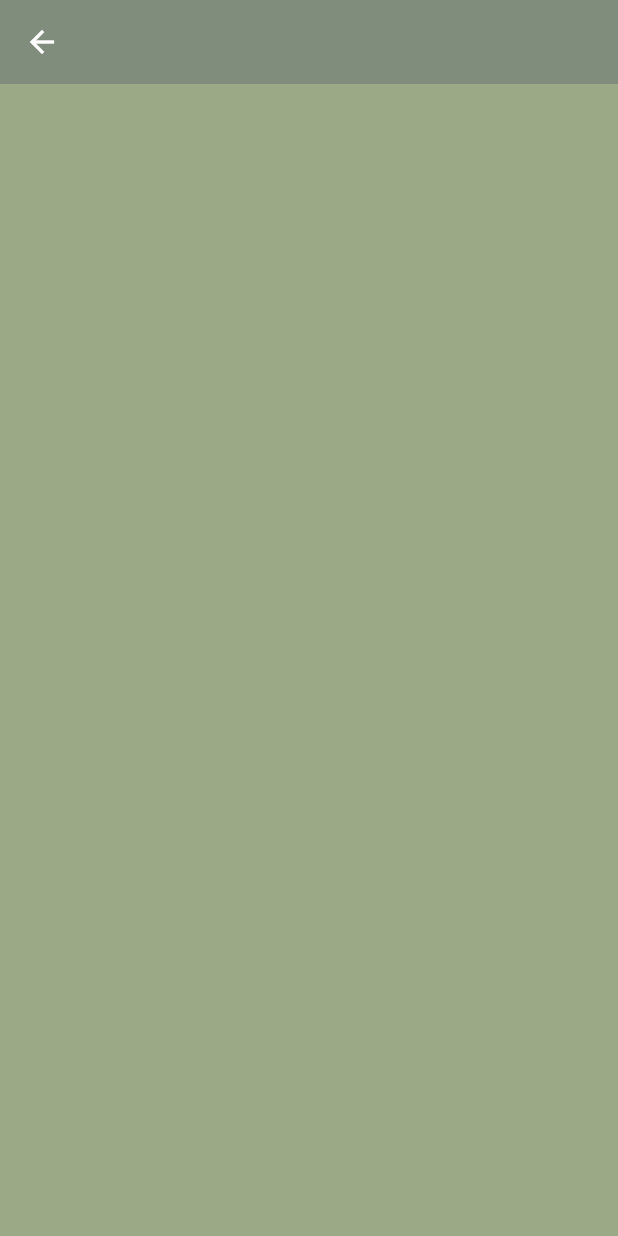
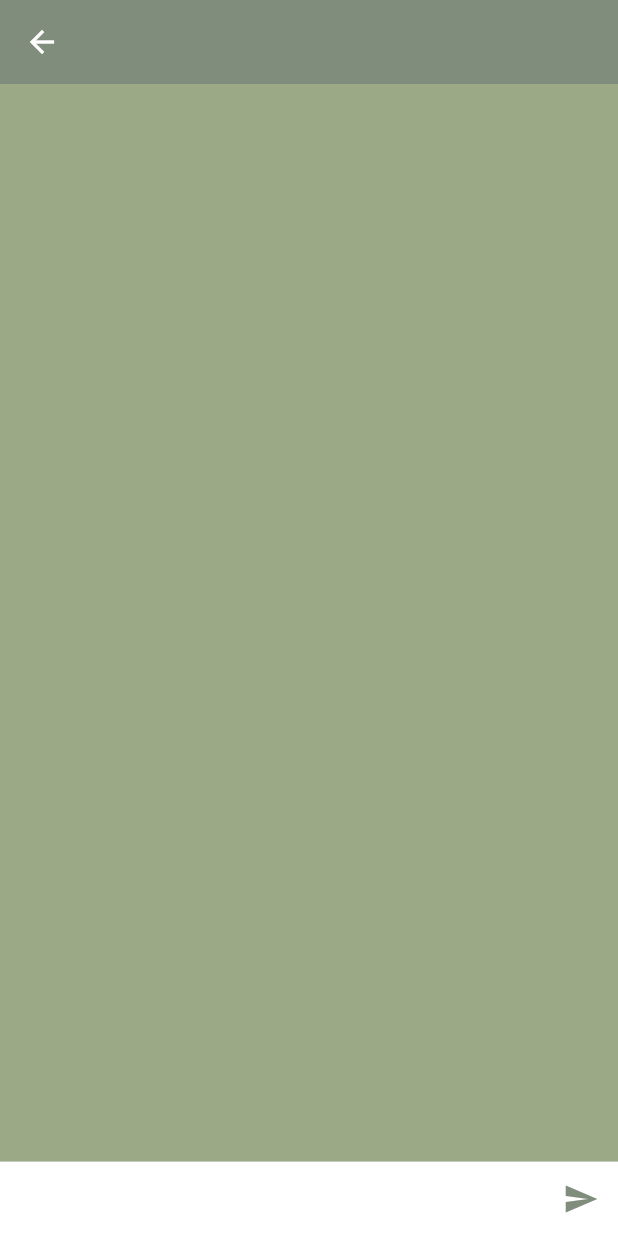
Before and after one commit to minhong1126/AIary, a Flutter app: the Chat screen opened directly, on a phone screen of 412 x 824 dp. Run offline on Flutter 3.47's test engine with Material 3 defaults, Android fonts, the phone set to English and light mode, and no system bars; our stand-ins replace table_calendar.

Commit message:
chat - 입력창 생성

```diff
--- a/lib/pages/chat/chat.dart
+++ b/lib/pages/chat/chat.dart
@@ -1,6 +1,5 @@
 import 'package:flutter/material.dart';
 import 'package:aiary/theme/color.dart';
-// import './chatlist.dart';
 
 class Chat extends StatelessWidget {
   const Chat({super.key});
@@ -13,9 +12,8 @@ class Chat extends StatelessWidget {
       appBar: _Appbar(),
       body: Column(
         children: [
-          // Expanded(
-          // child: ),
-          // _BottomInputField(),
+          Expanded(child: Container()),
+          const ChatField(),
         ],
       ),
     );
@@ -40,3 +38,34 @@ class _Appbar extends StatelessWidget implements PreferredSizeWidget {
   @override
   Size get preferredSize => const Size.fromHeight(kToolbarHeight);
 }
+
+class ChatField extends StatelessWidget {
+  const ChatField({super.key});
+
+  @override
+  Widget build(BuildContext context) {
+    return Container(
+      color: color.white,
+      padding: const EdgeInsets.all(0.8),
+      child: Row(
+        children: [
+          const Expanded(
+            child: TextField(
+              maxLines: null,
+              keyboardType: TextInputType.multiline,
+              decoration: InputDecoration(border: InputBorder.none),
+            ),
+          ),
+          IconButton(
+            icon: const Icon(Icons.send, color: color.darkGreen),
+            onPressed: () {
+              ScaffoldMessenger.of(context).showSnackBar(
+                const SnackBar(content: Text('Message sent!')),
+              );
+            },
+          ),
+        ],
+      ),
+    );
+  }
+}
```
